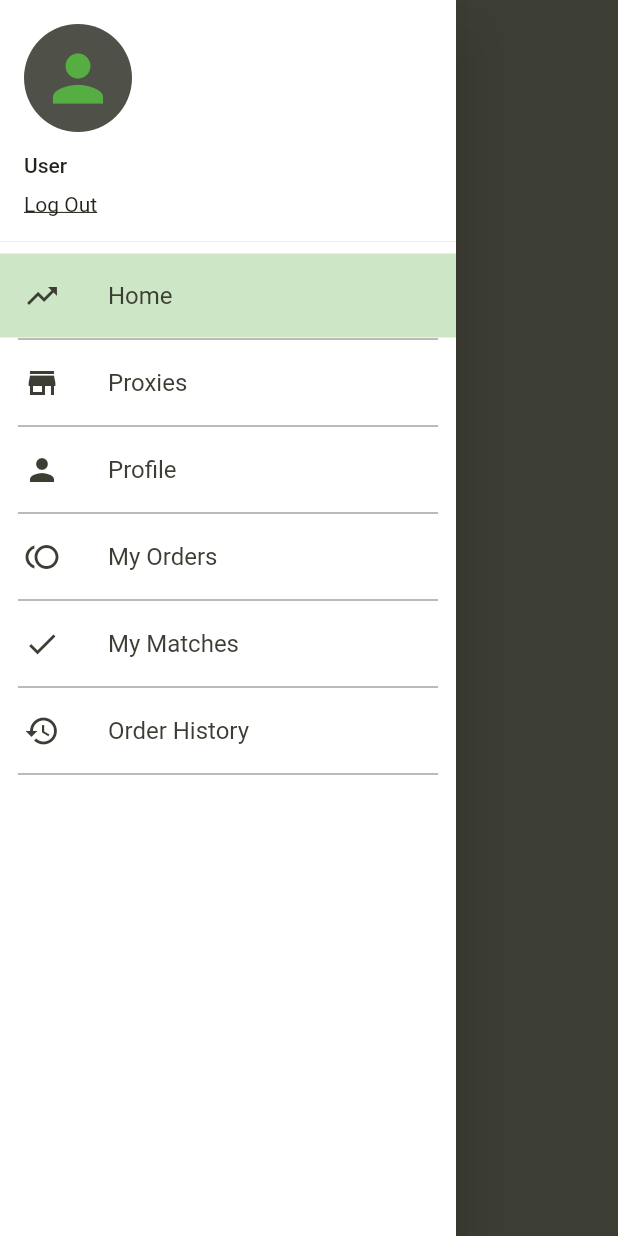
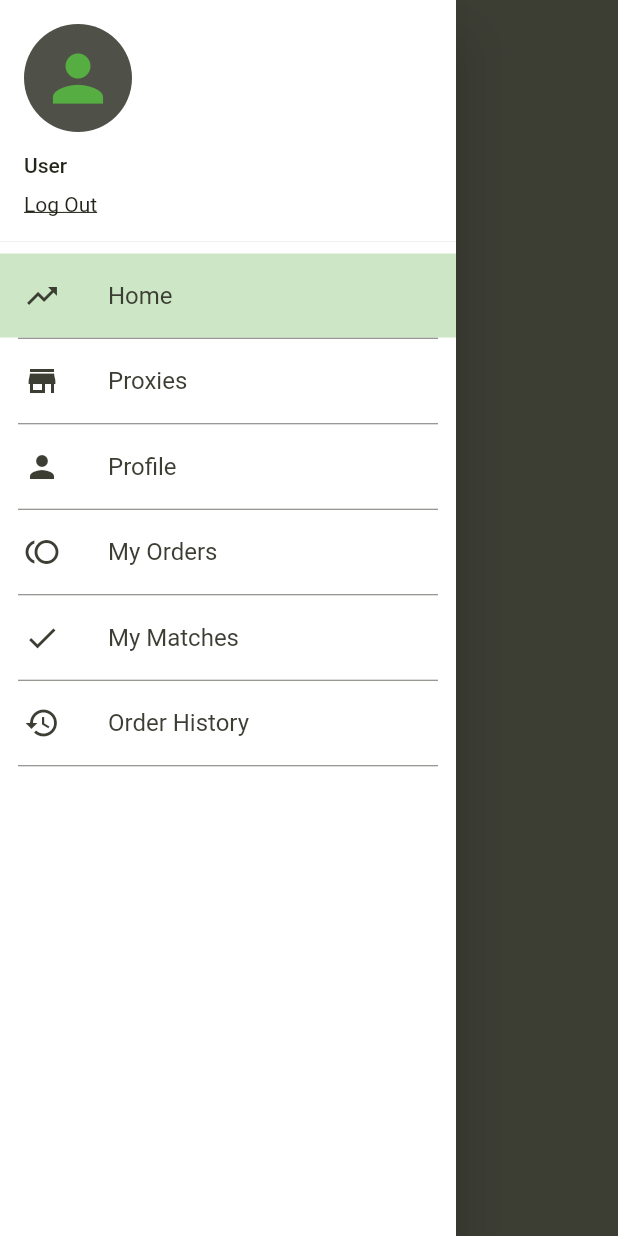
Before and after one commit to Field-Fresh/fieldfresh-mobile, a Flutter app: the NavDrawerWidget widget shown alone on an empty page, opened directly, on a phone screen of 412 x 824 dp. Run offline on Flutter 3.47's test engine with Material 2 defaults, Android fonts, the phone set to English and light mode, and no system bars; our stand-ins replace equatable, flutter_bloc, flutter_secure_storage, flutter_svg, get_it, google_maps_flutter; missing offline and left inert: flutter_verification_code_input, search_map_place; accounts and stored records are empty.

Commit message:
update devider

```diff
--- a/lib/feature/drawer/ui/nav_drawer.dart
+++ b/lib/feature/drawer/ui/nav_drawer.dart
@@ -118,7 +118,7 @@ class NavDrawerWidget extends StatelessWidget {
           ),
           Padding(
             padding: const EdgeInsets.symmetric(horizontal: 12.0),
-            child: Divider(height: 2, color: AppTheme.colors.light.secondary.withOpacity(0.7),),
+            child: Divider(height: 1, color: AppTheme.colors.light.secondary.withOpacity(0.7),),
           )
         ],
       );
```
